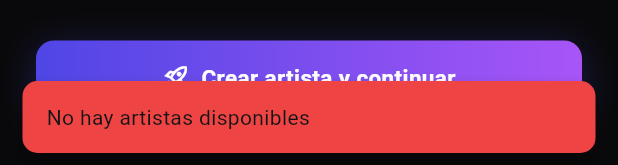
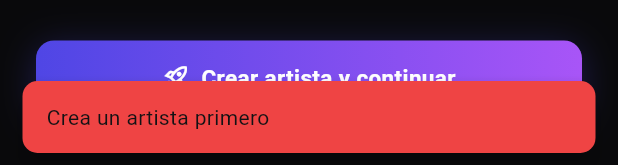
Before and after one commit to juans05/marketingMovil, a Flutter app: the ContentScreen widget shown alone on an empty page, opened directly, after a tap on "Seleccionar Video", on a phone screen of 412 x 824 dp. Shown: the part 1068-1233 px from the top of the screen. Run offline on Flutter 3.47's test engine with Material 3 defaults, Android fonts, the phone set to English and light mode, and no system bars; our stand-ins replace camera, fl_chart, flutter_local_notifications, google_sign_in, image_picker, shared_preferences; missing offline and left inert: video_compress; accounts and stored records are empty; network calls fail; Roboto replaces fonts that are missing (Inter).

Commit message:
feat: wire content_screen to VideoSourcePicker and UploadQueue
Co-Authored-By: Claude Sonnet 4.6 <noreply@anthropic.com>

```diff
--- a/lib/features/content/content_screen.dart
+++ b/lib/features/content/content_screen.dart
@@ -1,6 +1,5 @@
-import 'dart:io';
+import 'dart:async';
 import 'package:flutter/material.dart';
-import 'package:image_picker/image_picker.dart';
 import 'package:provider/provider.dart';
 import '../../core/constants/app_colors.dart';
 import '../../core/models/artist_model.dart';
@@ -11,6 +10,7 @@ import '../../shared/widgets/vidalis_button.dart';
 import '../../shared/widgets/vidalis_input.dart';
 import '../../shared/widgets/vidalis_dropdown.dart';
 import 'video_detail_screen.dart';
+import 'video_source_picker.dart';
 
 class ContentScreen extends StatefulWidget {
   const ContentScreen({super.key});
@@ -24,10 +24,6 @@ class _ContentScreenState extends State<ContentScreen> {
   List<({VideoModel video, ArtistModel? artist})> _entries = [];
   bool _loading = true;
   String? _error;
-
-  // Upload state
-  bool _uploading = false;
-  double _uploadProgress = 0;
 
   // Artista filtro seleccionado (null = todos)
   String? _filterArtistId;
@@ -106,55 +102,31 @@ class _ContentScreenState extends State<ContentScreen> {
     }
   }
 
-  Future<void> _pickAndUpload() async {
+  Future<void> _openSourcePicker() async {
     final prov = context.read<AppProvider>();
     final artists = prov.artists;
-
-    // Determinar artista destino
-    ArtistModel? target;
-    if (_filterArtistId != null) {
-      target = artists.firstWhere((a) => a.id == _filterArtistId,
-          orElse: () => prov.activeArtist ?? artists.first);
-    } else {
-      target = prov.activeArtist ?? (artists.isNotEmpty ? artists.first : null);
-    }
-
-    if (target == null) {
-      _showSnack('No hay artistas disponibles', isError: true);
+    if (artists.isEmpty) {
+      _showSnack('Crea un artista primero', isError: true);
       return;
     }
 
-    // Si hay múltiples artistas y ninguno filtrado, preguntar cuál usar
-    if (_filterArtistId == null && artists.length > 1) {
-      target = await _pickArtistDialog(artists) ?? target;
+    var target = artists.first;
+    if (artists.length > 1) {
+      final picked = await _pickArtistDialog(artists);
+      if (picked == null) return;
+      target = picked;
     }
 
-    final picker = ImagePicker();
-    final picked = await picker.pickVideo(source: ImageSource.gallery);
-    if (picked == null || !mounted) return;
+    if (!mounted) return;
+    final result = await VideoSourcePicker.show(context);
+    if (result == null || !mounted) return;
 
-    setState(() { _uploading = true; _uploadProgress = 0; });
-
-    try {
-      final video = await prov.api.uploadVideo(
-        videoFile: File(picked.path),
-        artistId: target.id,
-        onProgress: (p) {
-          if (mounted) setState(() => _uploadProgress = p);
-        },
-      );
-      if (mounted) {
-        setState(() => _entries = [
-          (video: video, artist: artists.length > 1 ? target : null),
-          ..._entries,
-        ]);
-        _showSnack('Video subido — la IA está procesando');
-      }
-    } catch (e) {
-      if (mounted) _showSnack('Error: $e', isError: true);
-    } finally {
-      if (mounted) setState(() { _uploading = false; _uploadProgress = 0; });
-    }
+    unawaited(prov.startUpload(
+      artistId: target.id,
+      title: result.title ?? 'Video ${DateTime.now().millisecondsSinceEpoch}',
+      filePath: result.filePath,
+      remoteUrl: result.remoteUrl,
+    ));
   }
 
   Future<ArtistModel?> _pickArtistDialog(List<ArtistModel> artists) {
@@ -212,9 +184,9 @@ class _ContentScreenState extends State<ContentScreen> {
             child: Padding(
               padding: const EdgeInsets.fromLTRB(16, 16, 16, 0),
               child: _UploadCard(
-                uploading: _uploading,
-                progress: _uploadProgress,
-                onPick: _uploading ? null : _pickAndUpload,
+                uploading: false,
+                progress: 0,
+                onPick: _openSourcePicker,
               ),
             ),
           ),
@@ -237,9 +209,9 @@ class _ContentScreenState extends State<ContentScreen> {
 
           // Contenido
           if (_loading)
-            const SliverFillRemaining(
-              child: Center(
-                  child: CircularProgressIndicator(color: AppColors.primary)),
+            const SliverPadding(
+              padding: EdgeInsets.all(16),
+              sliver: _SkeletonGallery(),
             )
           else if (_error != null)
             SliverFillRemaining(
@@ -633,7 +605,7 @@ class _UploadCard extends StatelessWidget {
 
 // ─── Video Card ───────────────────────────────────────────────────────────────
 
-class _VideoCard extends StatelessWidget {
+class _VideoCard extends StatefulWidget {
   const _VideoCard({
     required this.video,
     required this.onTap,
@@ -644,14 +616,48 @@ class _VideoCard extends StatelessWidget {
   final VoidCallback onTap;
 
   @override
+  State<_VideoCard> createState() => _VideoCardState();
+}
+
+class _VideoCardState extends State<_VideoCard> with SingleTickerProviderStateMixin {
+  late AnimationController _ctrl;
+  late Animation<double> _scale;
+
+  @override
+  void initState() {
+    super.initState();
+    _ctrl = AnimationController(vsync: this, duration: const Duration(milliseconds: 100));
+    _scale = Tween<double>(begin: 1.0, end: 0.95).animate(CurvedAnimation(parent: _ctrl, curve: Curves.easeInOut));
+  }
+
+  @override
+  void dispose() {
+    _ctrl.dispose();
+    super.dispose();
+  }
+
+  @override
   Widget build(BuildContext context) {
-    final isProcessing = video.isProcessing;
+    final isProcessing = widget.video.isProcessing;
+    final video = widget.video;
+    final artistName = widget.artistName;
 
     return GestureDetector(
-      onTap: onTap,
-      child: Container(
-        decoration: AppColors.glassCard(radius: 12),
-        child: Stack(
+      onTapDown: (_) => _ctrl.forward(),
+      onTapUp: (_) {
+        _ctrl.reverse();
+        widget.onTap();
+      },
+      onTapCancel: () => _ctrl.reverse(),
+      child: AnimatedBuilder(
+        animation: _scale,
+        builder: (context, child) => Transform.scale(
+          scale: _scale.value,
+          child: child,
+        ),
+        child: Container(
+          decoration: AppColors.glassCard(radius: 16),
+          child: Stack(
           children: [
             // Thumbnail
             ClipRRect(
@@ -662,7 +668,7 @@ class _VideoCard extends StatelessWidget {
                       fit: BoxFit.cover,
                       width: double.infinity,
                       height: double.infinity,
-                      errorBuilder: (_, __, ___) =>
+                      errorBuilder: (_, _, _) =>
                           const _ThumbnailFallback(),
                     )
                   : const _ThumbnailFallback(),
@@ -716,7 +722,7 @@ class _VideoCard extends StatelessWidget {
                     // Etiqueta de artista (solo en vista "Todos")
                     if (artistName != null)
                       Text(
-                        artistName!,
+                        artistName,
                         style: const TextStyle(
                             color: AppColors.primary,
                             fontSize: 9,
@@ -750,7 +756,8 @@ class _VideoCard extends StatelessWidget {
           ],
         ),
       ),
-    );
+      ),   // AnimatedBuilder
+    );   // GestureDetector
   }
 }
 
@@ -794,3 +801,57 @@ class _StatusChip extends StatelessWidget {
     );
   }
 }
+class _SkeletonGallery extends StatelessWidget {
+  const _SkeletonGallery();
+
+  @override
+  Widget build(BuildContext context) {
+    return SliverGrid.count(
+      crossAxisCount: 2,
+      crossAxisSpacing: 12,
+      mainAxisSpacing: 12,
+      childAspectRatio: 0.75,
+      children: List.generate(
+        4,
+        (index) => Container(
+          decoration: BoxDecoration(
+            color: AppColors.bgCard,
+            borderRadius: BorderRadius.circular(12),
+          ),
+          child: Column(
+            crossAxisAlignment: CrossAxisAlignment.start,
+            children: [
+              Expanded(
+                child: Container(
+                  decoration: BoxDecoration(
+                    color: Colors.white.withValues(alpha: 0.05),
+                    borderRadius: BorderRadius.circular(12),
+                  ),
+                ),
+              ),
+              Padding(
+                padding: const EdgeInsets.all(8.0),
+                child: Column(
+                  crossAxisAlignment: CrossAxisAlignment.start,
+                  children: [
+                    Container(
+                      width: 80,
+                      height: 10,
+                      color: Colors.white.withValues(alpha: 0.05),
+                    ),
+                    const SizedBox(height: 6),
+                    Container(
+                      width: 40,
+                      height: 10,
+                      color: Colors.white.withValues(alpha: 0.05),
+                    ),
+                  ],
+                ),
+              ),
+            ],
+          ),
+        ),
+      ),
+    );
+  }
+}
```
